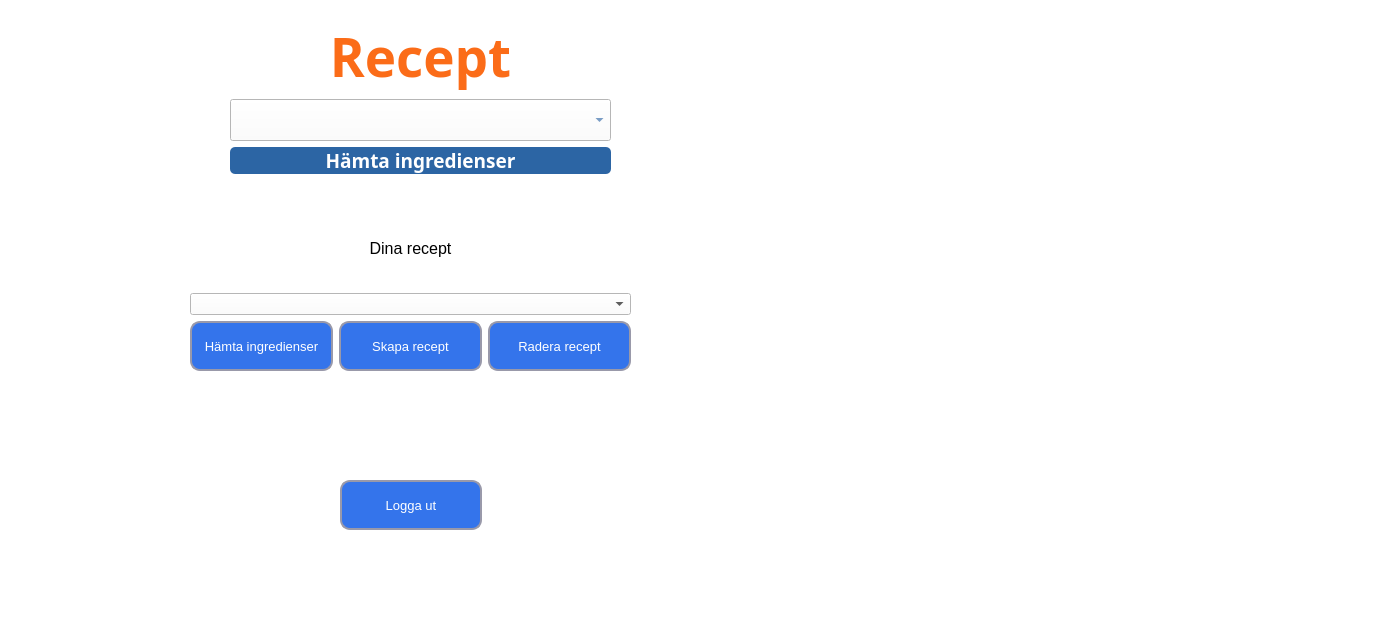
The window that code/viewer/UI/start_menu.ui (marcusgostasson/smartshop) describes before a commit, drawn with Qt 5.
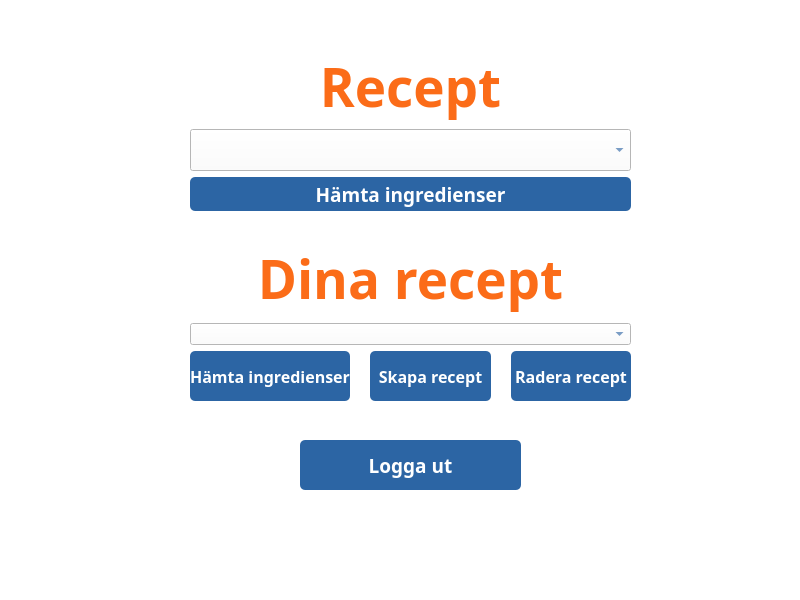
The same window after the commit. Icons and pictures are not drawn.

Commit message: Change design in start_window

```diff
--- a/code/viewer/UI/start_menu.ui
+++ b/code/viewer/UI/start_menu.ui
@@ -6,8 +6,8 @@
    <rect>
     <x>0</x>
     <y>0</y>
-    <width>1385</width>
-    <height>623</height>
+    <width>800</width>
+    <height>600</height>
    </rect>
   </property>
   <property name="sizePolicy">
@@ -30,10 +30,10 @@
    <widget class="QWidget" name="verticalLayoutWidget">
     <property name="geometry">
      <rect>
-      <x>230</x>
-      <y>20</y>
-      <width>381</width>
-      <height>154</height>
+      <x>190</x>
+      <y>50</y>
+      <width>441</width>
+      <height>161</height>
      </rect>
     </property>
     <layout class="QVBoxLayout" name="verticalLayout">
@@ -52,7 +52,6 @@
         <font>
          <family>Arial Black</family>
          <pointsize>40</pointsize>
-         <weight>75</weight>
          <bold>true</bold>
         </font>
        </property>
@@ -82,7 +81,6 @@
         <font>
          <family>Arial Black</family>
          <pointsize>18</pointsize>
-         <weight>50</weight>
          <bold>false</bold>
          <kerning>false</kerning>
         </font>
@@ -106,7 +104,6 @@
         <font>
          <family>Arial Black</family>
          <pointsize>14</pointsize>
-         <weight>75</weight>
          <bold>true</bold>
         </font>
        </property>
@@ -130,7 +127,7 @@
     <property name="geometry">
      <rect>
       <x>190</x>
-      <y>210</y>
+      <y>240</y>
       <width>441</width>
       <height>161</height>
      </rect>
@@ -146,11 +143,14 @@
        </property>
        <property name="font">
         <font>
-         <pointsize>12</pointsize>
-         <weight>50</weight>
-         <bold>false</bold>
+         <family>Arial Black</family>
+         <pointsize>40</pointsize>
+         <bold>true</bold>
         </font>
        </property>
+       <property name="styleSheet">
+        <string notr="true">color: rgb(251, 108, 24);</string>
+       </property>
        <property name="text">
         <string>Dina recept</string>
        </property>
@@ -167,10 +167,17 @@
          <verstretch>0</verstretch>
         </sizepolicy>
        </property>
+       <property name="styleSheet">
+        <string notr="true">color: rgb(44, 101, 164);
+selection-color: rgb(251, 108, 24);</string>
+       </property>
       </widget>
      </item>
      <item>
       <layout class="QHBoxLayout" name="your_horizontalLayout">
+       <property name="spacing">
+        <number>20</number>
+       </property>
        <item>
         <widget class="QPushButton" name="your_get_ingredients_button">
          <property name="sizePolicy">
@@ -187,43 +194,19 @@
          </property>
          <property name="font">
           <font>
-           <pointsize>10</pointsize>
-           <weight>50</weight>
-           <bold>false</bold>
+           <family>Arial Black</family>
+           <pointsize>12</pointsize>
+           <bold>true</bold>
           </font>
          </property>
          <property name="mouseTracking">
           <bool>false</bool>
          </property>
          <property name="styleSheet">
-          <string notr="true">QPushButton { 
-        border-style: solid;
-        border-width: 2px;
-        border-color: #9999aa;
-        border-radius: 10px;
-        color: white;
-        background-color: #3474eb;
-    }
-
-    QPushButton:enabled {
-        background-color: #3474eb;
-        color: white;
-    }
-
-    QPushButton:pressed {
-        background-color: #0d2f72;
-        color: #fffffe;
-    }
-
-    QPushButton:hover:!pressed {
-        background-color: #E1F4FF;
-        color: #0c2f70;
-    }
-
-    QPushButton:disabled {
-        background-color: #aaaaaa;
-        color: #ffffff;
-    }</string>
+          <string notr="true">background-color: rgb(44, 101, 164);
+border-radius: 5px;
+color: rgb(255, 255, 255);
+</string>
          </property>
          <property name="text">
           <string>Hämta ingredienser</string>
@@ -246,43 +229,19 @@
          </property>
          <property name="font">
           <font>
-           <pointsize>10</pointsize>
-           <weight>50</weight>
-           <bold>false</bold>
+           <family>Arial Black</family>
+           <pointsize>12</pointsize>
+           <bold>true</bold>
           </font>
          </property>
          <property name="mouseTracking">
           <bool>false</bool>
          </property>
          <property name="styleSheet">
-          <string notr="true">QPushButton { 
-        border-style: solid;
-        border-width: 2px;
-        border-color: #9999aa;
-        border-radius: 10px;
-        color: white;
-        background-color: #3474eb;
-    }
-
-    QPushButton:enabled {
-        background-color: #3474eb;
-        color: white;
-    }
-
-    QPushButton:pressed {
-        background-color: #0d2f72;
-        color: #fffffe;
-    }
-
-    QPushButton:hover:!pressed {
-        background-color: #E1F4FF;
-        color: #0c2f70;
-    }
-
-    QPushButton:disabled {
-        background-color: #aaaaaa;
-        color: #ffffff;
-    }</string>
+          <string notr="true">background-color: rgb(44, 101, 164);
+border-radius: 5px;
+color: rgb(255, 255, 255);
+</string>
          </property>
          <property name="text">
           <string>Skapa recept</string>
@@ -305,38 +264,16 @@
          </property>
          <property name="font">
           <font>
-           <pointsize>10</pointsize>
+           <family>Arial Black</family>
+           <pointsize>12</pointsize>
+           <bold>true</bold>
           </font>
          </property>
          <property name="styleSheet">
-          <string notr="true">QPushButton { 
-        border-style: solid;
-        border-width: 2px;
-        border-color: #9999aa;
-        border-radius: 10px;
-        color: white;
-        background-color: #3474eb;
-    }
-
-    QPushButton:enabled {
-        background-color: #3474eb;
-        color: white;
-    }
-
-    QPushButton:pressed {
-        background-color: #0d2f72;
-        color: #fffffe;
-    }
-
-    QPushButton:hover:!pressed {
-        background-color: #E1F4FF;
-        color: #0c2f70;
-    }
-
-    QPushButton:disabled {
-        background-color: #aaaaaa;
-        color: #ffffff;
-    }</string>
+          <string notr="true">background-color: rgb(44, 101, 164);
+border-radius: 5px;
+color: rgb(255, 255, 255);
+</string>
          </property>
          <property name="text">
           <string>Radera recept</string>
@@ -350,9 +287,9 @@
    <widget class="QPushButton" name="logout_button">
     <property name="geometry">
      <rect>
-      <x>340</x>
-      <y>480</y>
-      <width>142</width>
+      <x>300</x>
+      <y>440</y>
+      <width>221</width>
       <height>50</height>
      </rect>
     </property>
@@ -370,43 +307,19 @@
     </property>
     <property name="font">
      <font>
-      <pointsize>10</pointsize>
-      <weight>50</weight>
-      <bold>false</bold>
+      <family>Arial Black</family>
+      <pointsize>14</pointsize>
+      <bold>true</bold>
      </font>
     </property>
     <property name="mouseTracking">
      <bool>false</bool>
     </property>
     <property name="styleSheet">
-     <string notr="true">QPushButton { 
-        border-style: solid;
-        border-width: 2px;
-        border-color: #9999aa;
-        border-radius: 10px;
-        color: white;
-        background-color: #3474eb;
-    }
-
-    QPushButton:enabled {
-        background-color: #3474eb;
-        color: white;
-    }
-
-    QPushButton:pressed {
-        background-color: #0d2f72;
-        color: #fffffe;
-    }
-
-    QPushButton:hover:!pressed {
-        background-color: #E1F4FF;
-        color: #0c2f70;
-    }
-
-    QPushButton:disabled {
-        background-color: #aaaaaa;
-        color: #ffffff;
-    }</string>
+     <string notr="true">background-color: rgb(44, 101, 164);
+border-radius: 5px;
+color: rgb(255, 255, 255);
+</string>
     </property>
     <property name="text">
      <string>Logga ut</string>
```
Left out of the diff: 13 changed lines with no effect on the pictures. The commit also changes 1 other file.
